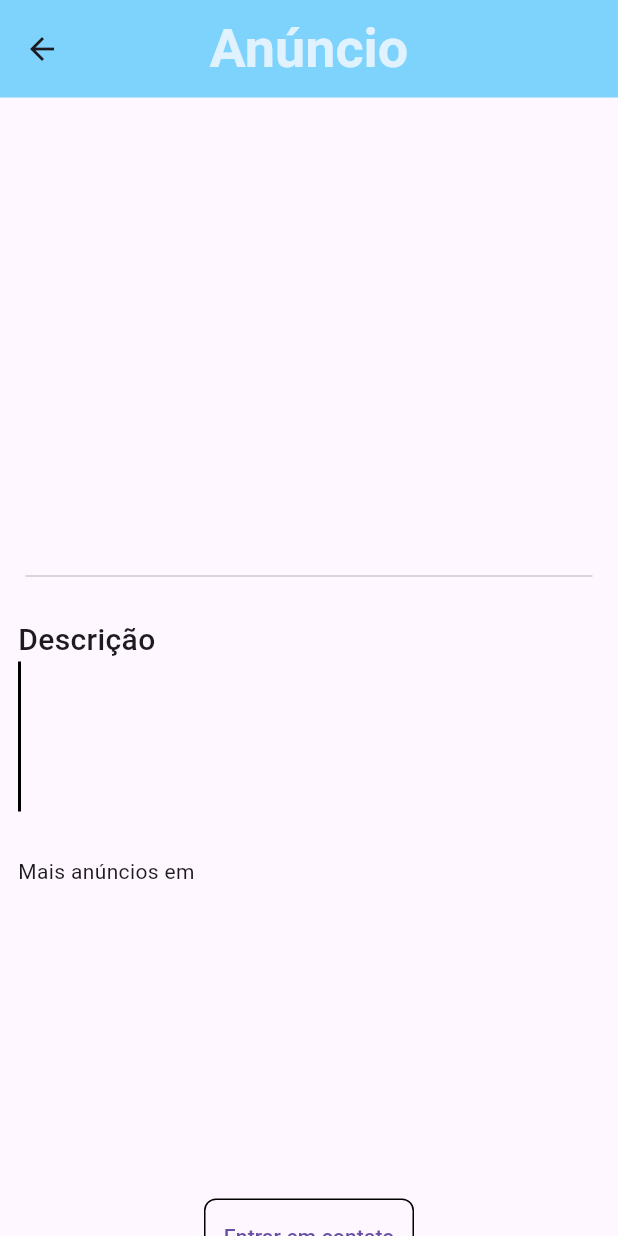
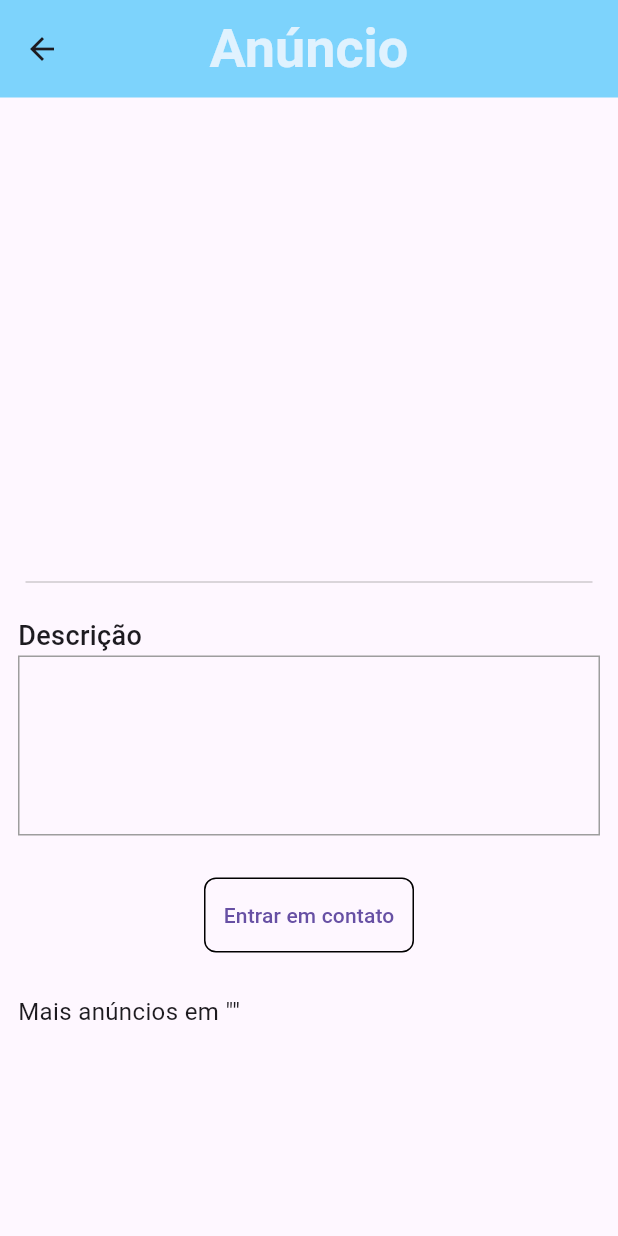
Before and after one commit to Caio-T4vares/tradeNow, a Flutter app: the ProductDetailsPage screen opened by its route, on a phone screen of 412 x 824 dp. Run offline on Flutter 3.47's test engine with Material 3 defaults, Android fonts, the phone set to English and light mode, and no system bars; drawn by our look-alikes of carousel_slider; our stand-ins replace cached_network_image, cloud_firestore, firebase_auth, firebase_core, firebase_storage, flutter_image_compress and 4 more; accounts and stored records are empty; network calls fail; statements that could not run were skipped.

Commit message:
página de anuncio melhorada, só falta botão de contato.

```diff
--- a/trade_now/lib/app/ui/components/search_product_card.dart
+++ b/trade_now/lib/app/ui/components/search_product_card.dart
@@ -11,9 +11,13 @@ class SearchProductCard extends StatelessWidget {
     return ListTile(
       shape: Border.all(color: Colors.black),
       onTap: () => Get.toNamed("/details"),
-      leading: Image.network(
-        produto.imgsUrl.first,
-        fit: BoxFit.fill,
+      leading: SizedBox(
+        height: double.infinity,
+        width: 80,
+        child: Image.network(
+          produto.imgsUrl.first,
+          fit: BoxFit.fill,
+        ),
       ),
       title: SizedBox(
         height: 30,
@@ -24,7 +28,7 @@ class SearchProductCard extends StatelessWidget {
       ),
       subtitle: Text(
         "R\$ ${produto.price!.toStringAsFixed(2)}",
-        style: const TextStyle(fontSize: 24, fontWeight: FontWeight.bold),
+        style: const TextStyle(fontSize: 22, fontWeight: FontWeight.bold),
       ),
     );
   }
--- a/trade_now/lib/app/ui/pages/product_details_page.dart
+++ b/trade_now/lib/app/ui/pages/product_details_page.dart
@@ -73,7 +73,10 @@ class ProductDetailsPage extends StatelessWidget {
                             maxLines: 3,
                             overflow: TextOverflow.ellipsis,
                             style: const TextStyle(
-                                fontSize: 28, fontWeight: FontWeight.w400),
+                                fontSize: 24, fontWeight: FontWeight.w400),
+                          ),
+                          const SizedBox(
+                            height: 10,
                           ),
                           const Divider(
                             color: Colors.grey,
@@ -82,28 +85,56 @@ class ProductDetailsPage extends StatelessWidget {
                             endIndent: 5,
                           ),
                           const SizedBox(
-                            height: 20,
+                            height: 15,
                           ),
                           const Text(
                             "Descrição",
                             style: TextStyle(
-                                fontWeight: FontWeight.w500, fontSize: 20),
+                                fontWeight: FontWeight.w500, fontSize: 18),
                           ),
-                          Container(
-                            height: 100,
-                            decoration: BoxDecoration(
-                                border: Border.all(color: Colors.black)),
-                            child: Text(
+                          ConstrainedBox(
+                            constraints: const BoxConstraints(
+                                minHeight: 120, maxHeight: 300),
+                            child: Container(
+                              width: screenWidth,
+                              padding: const EdgeInsets.all(8),
+                              decoration: BoxDecoration(
+                                  border: Border.all(color: Colors.grey)),
+                              child: Text(
                                 controller.product.value.description == null
                                     ? ""
-                                    : controller.product.value.description!),
+                                    : controller.product.value.description!,
+                                style: const TextStyle(
+                                    fontWeight: FontWeight.w200),
+                              ),
+                            ),
                           ),
                           const SizedBox(
-                            height: 30,
+                            height: 20,
+                          ),
+                          Center(
+                            child: TextButton(
+                                onPressed: () => {},
+                                child: Container(
+                                  height: 50,
+                                  width: 140,
+                                  decoration: BoxDecoration(
+                                      border: Border.all(color: Colors.black),
+                                      borderRadius: BorderRadius.circular(8)),
+                                  child: const Center(
+                                    child: Text(
+                                      "Entrar em contato",
+                                    ),
+                                  ),
+                                )),
+                          ),
+                          const SizedBox(
+                            height: 20,
                           ),
                           Text(
-                            "Mais anúncios em ${controller.product.value.category ?? ""}",
+                            "Mais anúncios em \"${controller.product.value.category ?? ""}\"",
                             textAlign: TextAlign.left,
+                            style: const TextStyle(fontSize: 16),
                           ),
                         ],
                       ),
@@ -115,7 +146,6 @@ class ProductDetailsPage extends StatelessWidget {
                       itemCount: controller.productsSameCategory.length > 10
                           ? 10
                           : controller.productsSameCategory.value.length,
-                      shrinkWrap: true,
                       scrollDirection: Axis.horizontal,
                       itemBuilder: (BuildContext build, int index) {
                         Product prod =
@@ -129,20 +159,6 @@ class ProductDetailsPage extends StatelessWidget {
                       },
                     ),
                   ),
-                  TextButton(
-                      onPressed: () => {},
-                      child: Container(
-                        height: 50,
-                        width: 140,
-                        decoration: BoxDecoration(
-                            border: Border.all(color: Colors.black),
-                            borderRadius: BorderRadius.circular(8)),
-                        child: const Center(
-                          child: Text(
-                            "Entrar em contato",
-                          ),
-                        ),
-                      ))
                 ],
               ),
             )));
```
